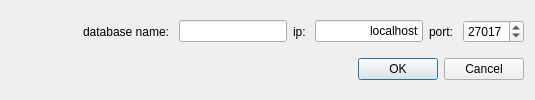
First picture: the form in project/database/desktop_client/Dialogs/LoadFromMongoDbDialog.ui, repository VitaliiDemediuk/InformationTechnology, before the edit.
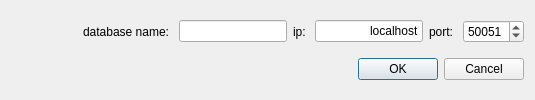
Second picture: the form after the edit.

Diff of the .ui file:
```diff
--- a/project/database/desktop_client/Dialogs/LoadFromMongoDbDialog.ui
+++ b/project/database/desktop_client/Dialogs/LoadFromMongoDbDialog.ui
@@ -82,7 +82,7 @@
         <number>65536</number>
        </property>
        <property name="value">
-        <number>27017</number>
+        <number>50051</number>
        </property>
       </widget>
      </item>
```
